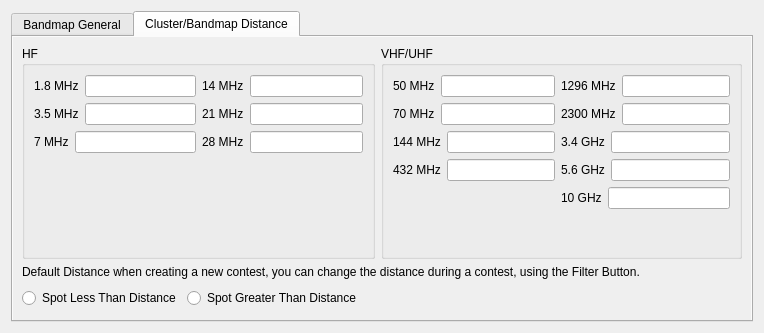
This is mqt/MqtLogger/Clusterbandmapconfigure.ui in Rsclub22/Minos2-Mirror as Qt 5 draws it before an edit. The edited form follows.
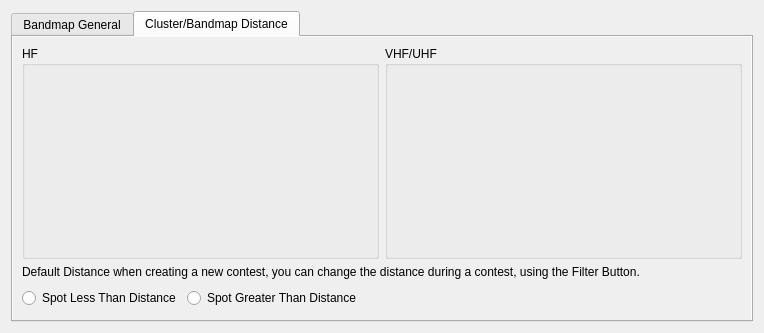
This is the edited form.

```diff
--- a/mqt/MqtLogger/Clusterbandmapconfigure.ui
+++ b/mqt/MqtLogger/Clusterbandmapconfigure.ui
@@ -136,92 +136,7 @@
               <item>
                <layout class="QVBoxLayout" name="verticalLayout_2">
                 <item>
-                 <layout class="QGridLayout" name="gridLayout_3">
-                  <item row="0" column="0">
-                   <layout class="QHBoxLayout" name="horizontalLayout_25">
-                    <item>
-                     <widget class="QLabel" name="label_25">
-                      <property name="text">
-                       <string>1.8 MHz</string>
-                      </property>
-                     </widget>
-                    </item>
-                    <item>
-                     <widget class="QLineEdit" name="distanceFilter1_8MHz"/>
-                    </item>
-                   </layout>
-                  </item>
-                  <item row="0" column="1">
-                   <layout class="QHBoxLayout" name="horizontalLayout_22">
-                    <item>
-                     <widget class="QLabel" name="label_22">
-                      <property name="text">
-                       <string>14 MHz</string>
-                      </property>
-                     </widget>
-                    </item>
-                    <item>
-                     <widget class="QLineEdit" name="distanceFilter14MHz"/>
-                    </item>
-                   </layout>
-                  </item>
-                  <item row="2" column="1">
-                   <layout class="QHBoxLayout" name="horizontalLayout_23">
-                    <item>
-                     <widget class="QLabel" name="label_23">
-                      <property name="text">
-                       <string>28 MHz</string>
-                      </property>
-                     </widget>
-                    </item>
-                    <item>
-                     <widget class="QLineEdit" name="distanceFilter28MHz"/>
-                    </item>
-                   </layout>
-                  </item>
-                  <item row="1" column="0">
-                   <layout class="QHBoxLayout" name="horizontalLayout_24">
-                    <item>
-                     <widget class="QLabel" name="label_24">
-                      <property name="text">
-                       <string>3.5 MHz</string>
-                      </property>
-                     </widget>
-                    </item>
-                    <item>
-                     <widget class="QLineEdit" name="distanceFilter3_5MHz"/>
-                    </item>
-                   </layout>
-                  </item>
-                  <item row="1" column="1">
-                   <layout class="QHBoxLayout" name="horizontalLayout_20">
-                    <item>
-                     <widget class="QLabel" name="label_20">
-                      <property name="text">
-                       <string>21 MHz</string>
-                      </property>
-                     </widget>
-                    </item>
-                    <item>
-                     <widget class="QLineEdit" name="distanceFilter21MHz"/>
-                    </item>
-                   </layout>
-                  </item>
-                  <item row="2" column="0">
-                   <layout class="QHBoxLayout" name="horizontalLayout_19">
-                    <item>
-                     <widget class="QLabel" name="label_19">
-                      <property name="text">
-                       <string>7 MHz</string>
-                      </property>
-                     </widget>
-                    </item>
-                    <item>
-                     <widget class="QLineEdit" name="distanceFilter7MHz"/>
-                    </item>
-                   </layout>
-                  </item>
-                 </layout>
+                 <widget class="QFrame" name="HFFrame"/>
                 </item>
                 <item>
                  <spacer name="verticalSpacer_3">
@@ -248,134 +163,7 @@
              </property>
              <layout class="QVBoxLayout" name="verticalLayout_3">
               <item>
-               <layout class="QGridLayout" name="gridLayout_2">
-                <item row="2" column="0">
-                 <layout class="QHBoxLayout" name="horizontalLayout_10">
-                  <item>
-                   <widget class="QLabel" name="label_10">
-                    <property name="text">
-                     <string>144 MHz</string>
-                    </property>
-                   </widget>
-                  </item>
-                  <item>
-                   <widget class="QLineEdit" name="distanceFilter144MHz"/>
-                  </item>
-                 </layout>
-                </item>
-                <item row="1" column="1">
-                 <layout class="QHBoxLayout" name="horizontalLayout_11">
-                  <item>
-                   <widget class="QLabel" name="label_11">
-                    <property name="text">
-                     <string>2300 MHz</string>
-                    </property>
-                   </widget>
-                  </item>
-                  <item>
-                   <widget class="QLineEdit" name="distanceFilter2300MHz"/>
-                  </item>
-                 </layout>
-                </item>
-                <item row="3" column="0">
-                 <layout class="QHBoxLayout" name="horizontalLayout_12">
-                  <item>
-                   <widget class="QLabel" name="label_12">
-                    <property name="text">
-                     <string>432 MHz</string>
-                    </property>
-                   </widget>
-                  </item>
-                  <item>
-                   <widget class="QLineEdit" name="distanceFilter432MHz"/>
-                  </item>
-                 </layout>
-                </item>
-                <item row="0" column="1">
-                 <layout class="QHBoxLayout" name="horizontalLayout_13">
-                  <item>
-                   <widget class="QLabel" name="label_13">
-                    <property name="text">
-                     <string>1296 MHz</string>
-                    </property>
-                   </widget>
-                  </item>
-                  <item>
-                   <widget class="QLineEdit" name="distanceFilter1296MHz"/>
-                  </item>
-                 </layout>
-                </item>
-                <item row="2" column="1">
-                 <layout class="QHBoxLayout" name="horizontalLayout_14">
-                  <item>
-                   <widget class="QLabel" name="label_14">
-                    <property name="text">
-                     <string>3.4 GHz</string>
-                    </property>
-                   </widget>
-                  </item>
-                  <item>
-                   <widget class="QLineEdit" name="distanceFilter3_4GHz"/>
-                  </item>
-                 </layout>
-                </item>
-                <item row="1" column="0">
-                 <layout class="QHBoxLayout" name="horizontalLayout_15">
-                  <item>
-                   <widget class="QLabel" name="label_15">
-                    <property name="text">
-                     <string>70 MHz</string>
-                    </property>
-                   </widget>
-                  </item>
-                  <item>
-                   <widget class="QLineEdit" name="distanceFilter70MHz"/>
-                  </item>
-                 </layout>
-                </item>
-                <item row="0" column="0">
-                 <layout class="QHBoxLayout" name="horizontalLayout_16">
-                  <item>
-                   <widget class="QLabel" name="label_16">
-                    <property name="text">
-                     <string>50 MHz</string>
-                    </property>
-                   </widget>
-                  </item>
-                  <item>
-                   <widget class="QLineEdit" name="distanceFilter50MHz"/>
-                  </item>
-                 </layout>
-                </item>
-                <item row="3" column="1">
-                 <layout class="QHBoxLayout" name="horizontalLayout_17">
-                  <item>
-                   <widget class="QLabel" name="label_17">
-                    <property name="text">
-                     <string>5.6 GHz</string>
-                    </property>
-                   </widget>
-                  </item>
-                  <item>
-                   <widget class="QLineEdit" name="distanceFilter5_6GHz"/>
-                  </item>
-                 </layout>
-                </item>
-                <item row="4" column="1">
-                 <layout class="QHBoxLayout" name="horizontalLayout_18">
-                  <item>
-                   <widget class="QLabel" name="label_18">
-                    <property name="text">
-                     <string>10 GHz</string>
-                    </property>
-                   </widget>
-                  </item>
-                  <item>
-                   <widget class="QLineEdit" name="distanceFilter10GHz"/>
-                  </item>
-                 </layout>
-                </item>
-               </layout>
+               <widget class="QFrame" name="VHFUHFFrame"/>
               </item>
               <item>
                <spacer name="verticalSpacer_2">
```
Left out of the diff: 17 changed lines with no effect on the pictures.
